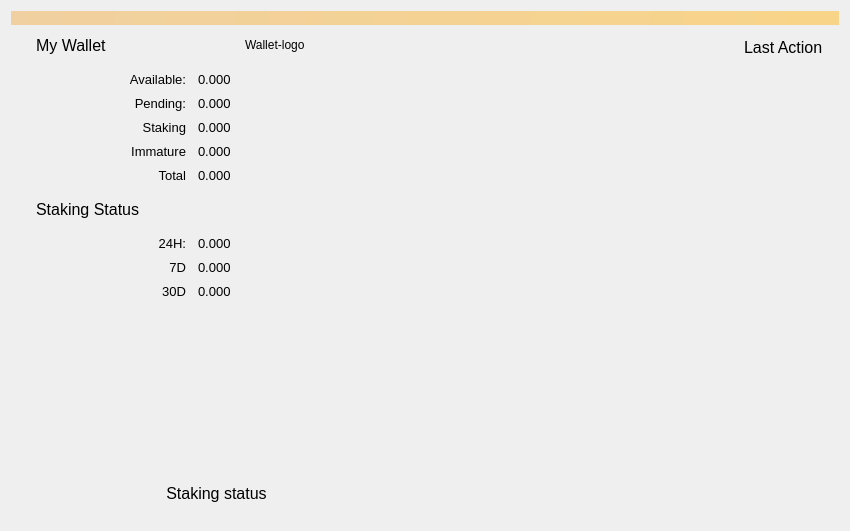
Above: src/qt/forms/overviewpage.ui from mammix2/boostcoin before the change. Below: the same form after it.
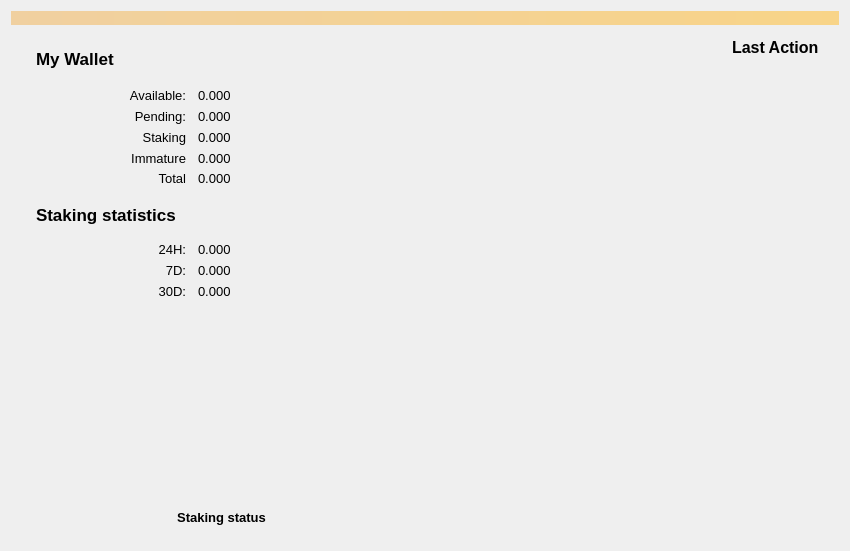
That is the form after the change. Icons and pictures are not drawn. Custom widgets are drawn as their Qt base class.

What changed in the file:
```diff
--- a/src/qt/forms/overviewpage.ui
+++ b/src/qt/forms/overviewpage.ui
@@ -7,7 +7,7 @@
     <x>0</x>
     <y>0</y>
     <width>850</width>
-    <height>531</height>
+    <height>551</height>
    </rect>
   </property>
   <property name="sizePolicy">
@@ -26,6 +26,9 @@
    <string>Form</string>
   </property>
   <layout class="QVBoxLayout" name="topLayout">
+   <property name="bottomMargin">
+    <number>9</number>
+   </property>
    <item>
     <widget class="QLabel" name="labelAlerts">
      <property name="enabled">
@@ -59,13 +62,13 @@
         <enum>QLayout::SetNoConstraint</enum>
        </property>
        <property name="leftMargin">
-        <number>16</number>
+        <number>15</number>
        </property>
        <property name="topMargin">
-        <number>4</number>
+        <number>0</number>
        </property>
        <property name="rightMargin">
-        <number>16</number>
+        <number>5</number>
        </property>
        <property name="bottomMargin">
         <number>16</number>
@@ -77,19 +80,28 @@
            <number>6</number>
           </property>
           <property name="leftMargin">
-           <number>9</number>
+           <number>10</number>
           </property>
           <property name="topMargin">
-           <number>0</number>
+           <number>8</number>
           </property>
           <property name="rightMargin">
-           <number>9</number>
+           <number>10</number>
           </property>
           <property name="bottomMargin">
-           <number>6</number>
+           <number>15</number>
           </property>
           <item>
            <layout class="QHBoxLayout" name="horizontalLayout_9">
+            <property name="spacing">
+             <number>0</number>
+            </property>
+            <property name="topMargin">
+             <number>10</number>
+            </property>
+            <property name="rightMargin">
+             <number>15</number>
+            </property>
             <item>
              <widget class="QLabel" name="label_MyWallet">
               <property name="enabled">
@@ -109,7 +121,9 @@
               </property>
               <property name="font">
                <font>
-                <pointsize>12</pointsize>
+                <pointsize>13</pointsize>
+                <weight>75</weight>
+                <bold>true</bold>
                </font>
               </property>
               <property name="layoutDirection">
@@ -122,7 +136,7 @@
                <string>My Wallet</string>
               </property>
               <property name="alignment">
-               <set>Qt::AlignLeading|Qt::AlignLeft|Qt::AlignVCenter</set>
+               <set>Qt::AlignLeading|Qt::AlignLeft|Qt::AlignTop</set>
               </property>
               <property name="margin">
                <number>-1</number>
@@ -147,8 +161,20 @@
             </item>
             <item>
              <widget class="QLabel" name="label">
+              <property name="maximumSize">
+               <size>
+                <width>70</width>
+                <height>55</height>
+               </size>
+              </property>
               <property name="text">
-               <string>Wallet-logo</string>
+               <string/>
+              </property>
+              <property name="pixmap">
+               <pixmap resource="../bitcoin.qrc">:/images/wallet_logo2</pixmap>
+              </property>
+              <property name="scaledContents">
+               <bool>true</bool>
               </property>
              </widget>
             </item>
@@ -157,10 +183,13 @@
               <property name="orientation">
                <enum>Qt::Horizontal</enum>
               </property>
+              <property name="sizeType">
+               <enum>QSizePolicy::Preferred</enum>
+              </property>
               <property name="sizeHint" stdset="0">
                <size>
-                <width>40</width>
-                <height>20</height>
+                <width>27</width>
+                <height>22</height>
                </size>
               </property>
              </spacer>
@@ -169,11 +198,14 @@
           </item>
           <item>
            <layout class="QFormLayout" name="formLayout_3">
+            <property name="labelAlignment">
+             <set>Qt::AlignRight|Qt::AlignTrailing|Qt::AlignVCenter</set>
+            </property>
             <property name="horizontalSpacing">
              <number>12</number>
             </property>
             <property name="verticalSpacing">
-             <number>7</number>
+             <number>4</number>
             </property>
             <property name="leftMargin">
              <number>50</number>
@@ -413,14 +445,14 @@
               </property>
               <property name="minimumSize">
                <size>
-                <width>100</width>
-                <height>17</height>
+                <width>0</width>
+                <height>0</height>
                </size>
               </property>
               <property name="maximumSize">
                <size>
-                <width>100</width>
-                <height>17</height>
+                <width>16777215</width>
+                <height>16777215</height>
                </size>
               </property>
               <property name="font">
@@ -461,6 +493,12 @@
           </item>
           <item>
            <layout class="QHBoxLayout" name="horizontalLayout_4">
+            <property name="topMargin">
+             <number>3</number>
+            </property>
+            <property name="bottomMargin">
+             <number>0</number>
+            </property>
             <item>
              <widget class="QLabel" name="StakingStatus_Heading">
               <property name="minimumSize">
@@ -471,14 +509,16 @@
               </property>
               <property name="font">
                <font>
-                <pointsize>12</pointsize>
+                <pointsize>13</pointsize>
+                <weight>75</weight>
+                <bold>true</bold>
                </font>
               </property>
               <property name="lineWidth">
                <number>1</number>
               </property>
               <property name="text">
-               <string>Staking Status</string>
+               <string>Staking statistics</string>
               </property>
               <property name="alignment">
                <set>Qt::AlignLeading|Qt::AlignLeft|Qt::AlignVCenter</set>
@@ -496,7 +536,7 @@
              <number>12</number>
             </property>
             <property name="verticalSpacing">
-             <number>7</number>
+             <number>4</number>
             </property>
             <property name="leftMargin">
              <number>50</number>
@@ -540,7 +580,7 @@
                </font>
               </property>
               <property name="text">
-               <string>7D</string>
+               <string>7D:</string>
               </property>
               <property name="alignment">
                <set>Qt::AlignRight|Qt::AlignTrailing|Qt::AlignVCenter</set>
@@ -596,7 +636,7 @@
                </font>
               </property>
               <property name="text">
-               <string>30D</string>
+               <string>30D:</string>
               </property>
               <property name="alignment">
                <set>Qt::AlignRight|Qt::AlignTrailing|Qt::AlignVCenter</set>
@@ -703,21 +743,14 @@
          <property name="pixmap">
           <pixmap resource="../bitcoin.qrc">:/icons/about</pixmap>
          </property>
+         <property name="scaledContents">
+          <bool>false</bool>
+         </property>
+         <property name="wordWrap">
+          <bool>false</bool>
+         </property>
         </widget>
        </item>
-       <item>
-        <spacer name="verticalSpacer_4">
-         <property name="orientation">
-          <enum>Qt::Vertical</enum>
-         </property>
-         <property name="sizeHint" stdset="0">
-          <size>
-           <width>20</width>
-           <height>5</height>
-          </size>
-         </property>
-        </spacer>
-       </item>
        <item>
         <widget class="QLabel" name="stakingStatusLabel">
          <property name="sizePolicy">
@@ -740,7 +773,10 @@
          </property>
          <property name="font">
           <font>
-           <pointsize>12</pointsize>
+           <pointsize>10</pointsize>
+           <weight>75</weight>
+           <bold>true</bold>
+           <kerning>true</kerning>
           </font>
          </property>
          <property name="text">
@@ -760,19 +796,25 @@
       <widget class="QWidget" name="widget_2" native="true">
        <layout class="QVBoxLayout" name="verticalLayout_3">
         <property name="leftMargin">
-         <number>16</number>
+         <number>10</number>
         </property>
         <property name="topMargin">
          <number>7</number>
         </property>
         <property name="rightMargin">
-         <number>16</number>
+         <number>5</number>
         </property>
         <property name="bottomMargin">
          <number>16</number>
         </property>
         <item>
          <layout class="QVBoxLayout" name="verticalLayout_4_4">
+          <property name="leftMargin">
+           <number>0</number>
+          </property>
+          <property name="rightMargin">
+           <number>15</number>
+          </property>
           <item>
            <layout class="QHBoxLayout" name="horizontalLayout_5">
             <property name="sizeConstraint">
@@ -808,6 +850,8 @@
               <property name="font">
                <font>
                 <pointsize>12</pointsize>
+                <weight>75</weight>
+                <bold>true</bold>
                </font>
               </property>
               <property name="text">
@@ -817,22 +861,6 @@
             </item>
            </layout>
           </item>
-          <item>
-           <spacer name="verticalSpacer_6">
-            <property name="orientation">
-             <enum>Qt::Vertical</enum>
-            </property>
-            <property name="sizeType">
-             <enum>QSizePolicy::Maximum</enum>
-            </property>
-            <property name="sizeHint" stdset="0">
-             <size>
-              <width>20</width>
-              <height>4</height>
-             </size>
-            </property>
-           </spacer>
-          </item>
           <item>
            <widget class="ListView" name="listTransactions" native="true">
             <property name="minimumSize">
@@ -848,6 +876,9 @@
             <property name="orientation">
              <enum>Qt::Vertical</enum>
             </property>
+            <property name="sizeType">
+             <enum>QSizePolicy::Expanding</enum>
+            </property>
             <property name="sizeHint" stdset="0">
              <size>
               <width>20</width>
@@ -887,8 +918,8 @@
               </property>
               <property name="maximumSize">
                <size>
-                <width>22</width>
-                <height>22</height>
+                <width>40</width>
+                <height>40</height>
                </size>
               </property>
               <property name="baseSize">
```
Left out of the diff: 18 changed lines with no effect on the pictures.
